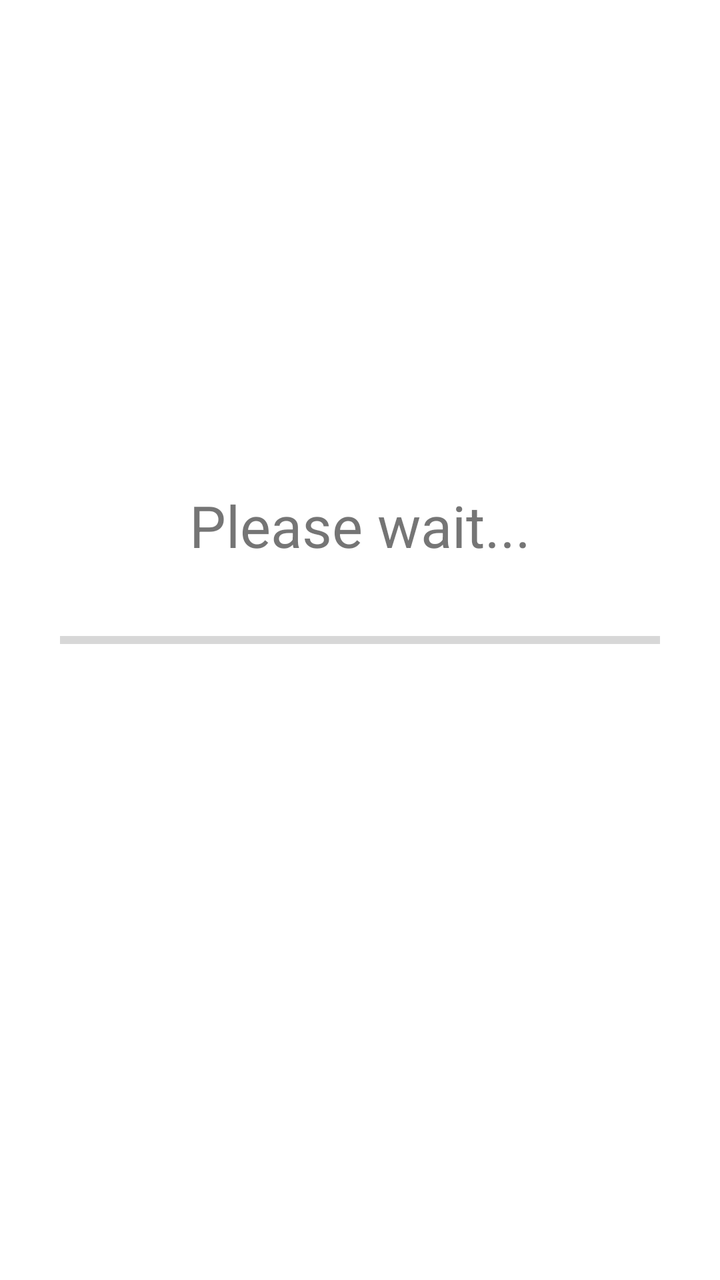
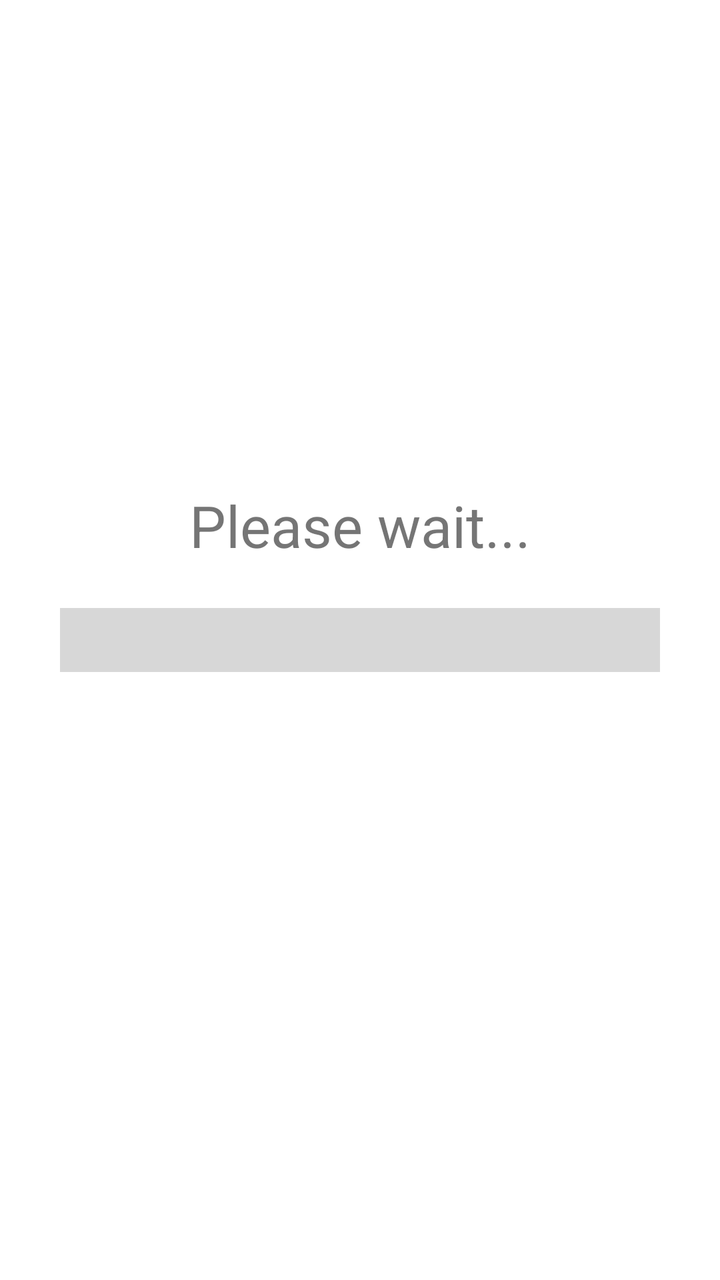

Two renders of the same Android screen: before a commit and after it. Below are the layout's source before the change and the commit's diff.
<!-- AndroidManifest.xml: application theme Theme.NFCEInkWriter -->
<!-- res/layout/nfc_write_dialog.xml -->
<?xml version="1.0" encoding="utf-8"?>
<androidx.constraintlayout.widget.ConstraintLayout xmlns:android="http://schemas.android.com/apk/res/android"
    xmlns:app="http://schemas.android.com/apk/res-auto"
    xmlns:tools="http://schemas.android.com/tools"
    android:layout_width="match_parent"
    android:layout_height="match_parent">

    <ProgressBar
        android:id="@+id/nfcFlashProgressbar"
        style="?android:attr/progressBarStyleHorizontal"
        android:layout_width="300dp"
        android:layout_height="wrap_content"
        app:layout_constraintLeft_toLeftOf="parent"
        app:layout_constraintRight_toRightOf="parent"
        app:layout_constraintTop_toTopOf="parent"
        app:layout_constraintBottom_toBottomOf="parent"
        android:min="0"
        android:max="100"
        />

    <TextView
        android:id="@+id/pleaseWaitText"
        android:layout_width="wrap_content"
        android:layout_height="wrap_content"
        android:text="@string/pleaseWaitWhileFlashingText"
        android:textSize="14pt"
        android:layout_marginBottom="30dp"
        app:layout_constraintLeft_toLeftOf="parent"
        app:layout_constraintRight_toRightOf="parent"
        app:layout_constraintBottom_toTopOf="@id/nfcFlashProgressbar"
        tools:layout_editor_absoluteX="176dp"
        tools:layout_editor_absoluteY="237dp" />

</androidx.constraintlayout.widget.ConstraintLayout>
<!-- resources referenced by this layout -->
<resources>
  <string name="pleaseWaitWhileFlashingText">Please wait...</string>
  <style name="Theme.NFCEInkWriter" parent="Theme.MaterialComponents.DayNight.NoActionBar">
          
          <item name="colorPrimary">@color/purple_500</item>
          <item name="colorPrimaryVariant">@color/purple_700</item>
          <item name="colorOnPrimary">@color/white</item>
          
          <item name="colorSecondary">@color/teal_200</item>
          <item name="colorSecondaryVariant">@color/teal_700</item>
          <item name="colorOnSecondary">@color/black</item>
          
          <item name="android:statusBarColor" tools:targetApi="l">?attr/colorPrimaryVariant</item>
          
      </style>
  <color name="purple_500">#FF6200EE</color>
  <color name="purple_700">#FF3700B3</color>
  <color name="white">#FFFFFFFF</color>
  <color name="teal_200">#FF03DAC5</color>
  <color name="teal_700">#FF018786</color>
  <color name="black">#FF000000</color>
</resources>

<!-- the commit's change to res/layout/nfc_write_dialog.xml (unified diff, before → after) -->
@@ -7,7 +7,9 @@
 
     <ProgressBar
         android:id="@+id/nfcFlashProgressbar"
+        android:theme="@style/ProgressBarStyle"
         style="?android:attr/progressBarStyleHorizontal"
+        android:scaleY="8"
         android:layout_width="300dp"
         android:layout_height="wrap_content"
         app:layout_constraintLeft_toLeftOf="parent"
<!-- resource entries referenced after the edit -->
@@ -1,24 +1,27 @@
 <!-- resources referenced by this layout -->
 <resources>
   <string name="pleaseWaitWhileFlashingText">Please wait...</string>
+  <style name="ProgressBarStyle">
+          <item name="colorAccent">@color/white</item>
+      </style>
   <style name="Theme.NFCEInkWriter" parent="Theme.MaterialComponents.DayNight.NoActionBar">
           
-          <item name="colorPrimary">@color/purple_500</item>
-          <item name="colorPrimaryVariant">@color/purple_700</item>
+          <item name="colorPrimary">@color/blue_dark</item>
+          <item name="colorPrimaryVariant">@color/blue_medium</item>
           <item name="colorOnPrimary">@color/white</item>
           
-          <item name="colorSecondary">@color/teal_200</item>
-          <item name="colorSecondaryVariant">@color/teal_700</item>
+          <item name="colorSecondary">@color/tan_light</item>
+          <item name="colorSecondaryVariant">@color/tan_dark</item>
           <item name="colorOnSecondary">@color/black</item>
           
           <item name="android:statusBarColor" tools:targetApi="l">?attr/colorPrimaryVariant</item>
           
       </style>
-  <color name="purple_500">#FF6200EE</color>
-  <color name="purple_700">#FF3700B3</color>
   <color name="white">#FFFFFFFF</color>
-  <color name="teal_200">#FF03DAC5</color>
-  <color name="teal_700">#FF018786</color>
+  <color name="blue_dark">#007fc6</color>
+  <color name="blue_medium">#00b4ff</color>
+  <color name="tan_light">#ffeccc</color>
+  <color name="tan_dark">#8c7357</color>
   <color name="black">#FF000000</color>
 </resources>
 
